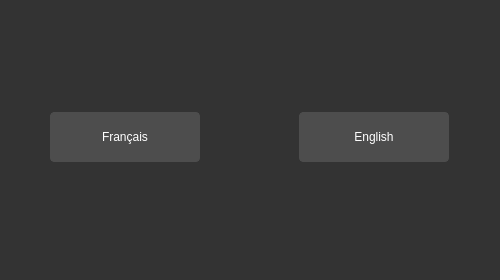
The window that source/features/ui/language_choice.ui (Teky500/Ebook-PR-Application) describes before a commit, drawn with Qt 5.
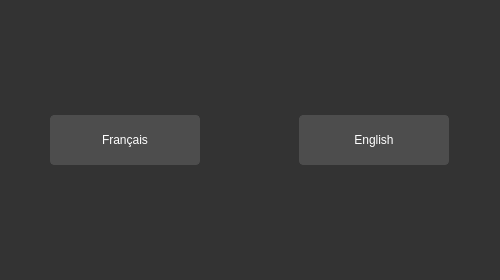
The same window after the commit.

```diff
--- a/source/features/ui/language_choice.ui
+++ b/source/features/ui/language_choice.ui
@@ -102,7 +102,7 @@
       <number>60</number>
      </property>
      <property name="topMargin">
-      <number>35</number>
+      <number>40</number>
      </property>
      <property name="bottomMargin">
       <number>40</number>
```
